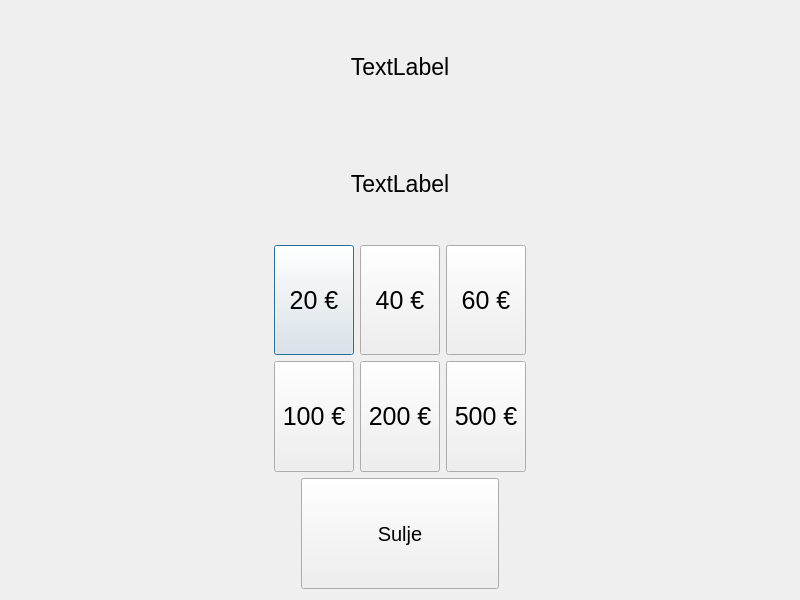
Qt form qt_frontend/banksimul35/nosto.ui (PauliRekila/Banksimul) before a commit.
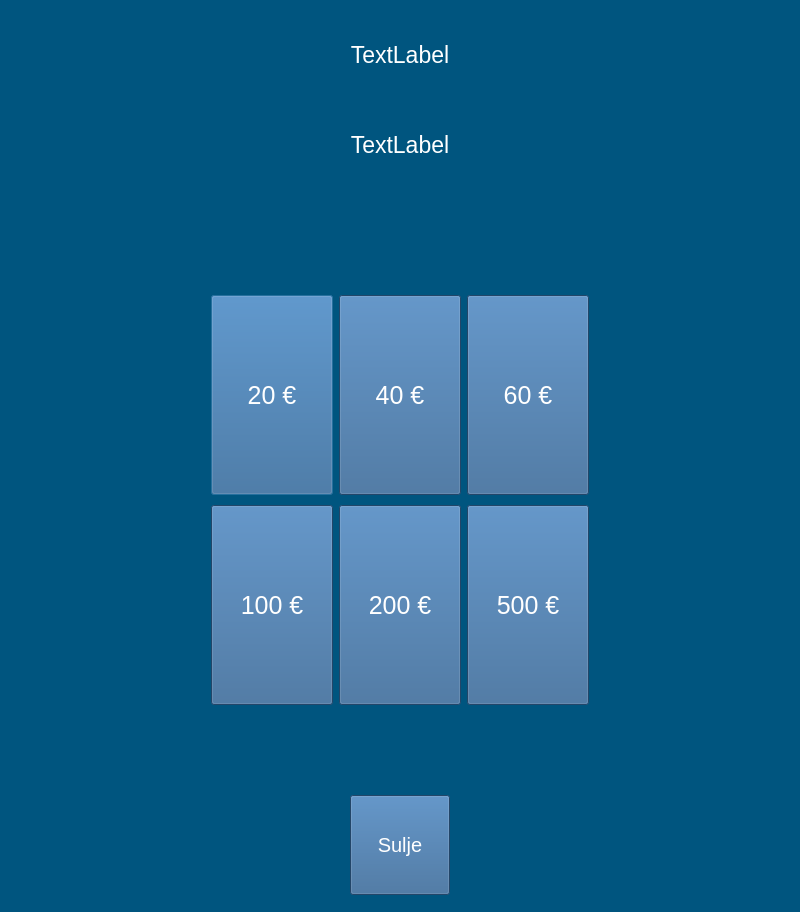
The same form after that commit.

What changed in the file:
```diff
--- a/qt_frontend/banksimul35/nosto.ui
+++ b/qt_frontend/banksimul35/nosto.ui
@@ -7,22 +7,40 @@
     <x>0</x>
     <y>0</y>
     <width>800</width>
-    <height>600</height>
+    <height>912</height>
    </rect>
   </property>
   <property name="windowTitle">
    <string>Dialog</string>
   </property>
+  <property name="styleSheet">
+   <string notr="true">background-color: rgb(0, 85, 127);</string>
+  </property>
   <layout class="QHBoxLayout" name="horizontalLayout_4">
    <item>
     <layout class="QVBoxLayout" name="verticalLayout">
      <item>
       <widget class="QLabel" name="label_tiedot">
+       <property name="sizePolicy">
+        <sizepolicy hsizetype="Expanding" vsizetype="Fixed">
+         <horstretch>0</horstretch>
+         <verstretch>0</verstretch>
+        </sizepolicy>
+       </property>
+       <property name="minimumSize">
+        <size>
+         <width>0</width>
+         <height>80</height>
+        </size>
+       </property>
        <property name="font">
         <font>
          <pointsize>17</pointsize>
         </font>
        </property>
+       <property name="styleSheet">
+        <string notr="true">color: rgb(255, 255, 255);</string>
+       </property>
        <property name="text">
         <string>TextLabel</string>
        </property>
@@ -33,11 +51,26 @@
      </item>
      <item>
       <widget class="QLabel" name="label_saldo">
+       <property name="sizePolicy">
+        <sizepolicy hsizetype="Expanding" vsizetype="Fixed">
+         <horstretch>0</horstretch>
+         <verstretch>0</verstretch>
+        </sizepolicy>
+       </property>
+       <property name="minimumSize">
+        <size>
+         <width>0</width>
+         <height>80</height>
+        </size>
+       </property>
        <property name="font">
         <font>
          <pointsize>17</pointsize>
         </font>
        </property>
+       <property name="styleSheet">
+        <string notr="true">color: rgb(255, 255, 255);</string>
+       </property>
        <property name="text">
         <string>TextLabel</string>
        </property>
@@ -46,6 +79,22 @@
        </property>
       </widget>
      </item>
+     <item>
+      <spacer name="verticalSpacer_2">
+       <property name="orientation">
+        <enum>Qt::Vertical</enum>
+       </property>
+       <property name="sizeType">
+        <enum>QSizePolicy::Fixed</enum>
+       </property>
+       <property name="sizeHint" stdset="0">
+        <size>
+         <width>20</width>
+         <height>100</height>
+        </size>
+       </property>
+      </spacer>
+     </item>
      <item>
       <layout class="QHBoxLayout" name="horizontalLayout">
        <item>
@@ -58,7 +107,7 @@
          </property>
          <property name="sizeHint" stdset="0">
           <size>
-           <width>80</width>
+           <width>200</width>
            <height>20</height>
           </size>
          </property>
@@ -67,16 +116,26 @@
        <item>
         <widget class="QPushButton" name="b_20">
          <property name="sizePolicy">
-          <sizepolicy hsizetype="Minimum" vsizetype="Minimum">
+          <sizepolicy hsizetype="MinimumExpanding" vsizetype="Fixed">
            <horstretch>0</horstretch>
            <verstretch>0</verstretch>
           </sizepolicy>
          </property>
+         <property name="minimumSize">
+          <size>
+           <width>0</width>
+           <height>200</height>
+          </size>
+         </property>
          <property name="font">
           <font>
            <pointsize>19</pointsize>
           </font>
          </property>
+         <property name="styleSheet">
+          <string notr="true">color: rgb(255, 255, 255);
+background-color: rgb(49, 98, 147);</string>
+         </property>
          <property name="text">
           <string>20 €</string>
          </property>
@@ -85,16 +144,26 @@
        <item>
         <widget class="QPushButton" name="b_40">
          <property name="sizePolicy">
-          <sizepolicy hsizetype="Minimum" vsizetype="Minimum">
+          <sizepolicy hsizetype="MinimumExpanding" vsizetype="Fixed">
            <horstretch>0</horstretch>
            <verstretch>0</verstretch>
           </sizepolicy>
          </property>
+         <property name="minimumSize">
+          <size>
+           <width>0</width>
+           <height>200</height>
+          </size>
+         </property>
          <property name="font">
           <font>
            <pointsize>19</pointsize>
           </font>
          </property>
+         <property name="styleSheet">
+          <string notr="true">color: rgb(255, 255, 255);
+background-color: rgb(49, 98, 147);</string>
+         </property>
          <property name="text">
           <string>40 €</string>
          </property>
@@ -103,16 +172,26 @@
        <item>
         <widget class="QPushButton" name="b_60">
          <property name="sizePolicy">
-          <sizepolicy hsizetype="Minimum" vsizetype="Minimum">
+          <sizepolicy hsizetype="MinimumExpanding" vsizetype="Fixed">
            <horstretch>0</horstretch>
            <verstretch>0</verstretch>
           </sizepolicy>
          </property>
+         <property name="minimumSize">
+          <size>
+           <width>0</width>
+           <height>200</height>
+          </size>
+         </property>
          <property name="font">
           <font>
            <pointsize>19</pointsize>
           </font>
          </property>
+         <property name="styleSheet">
+          <string notr="true">color: rgb(255, 255, 255);
+background-color: rgb(49, 98, 147);</string>
+         </property>
          <property name="text">
           <string>60 €</string>
          </property>
@@ -128,7 +207,7 @@
          </property>
          <property name="sizeHint" stdset="0">
           <size>
-           <width>80</width>
+           <width>200</width>
            <height>20</height>
           </size>
          </property>
@@ -148,7 +227,7 @@
          </property>
          <property name="sizeHint" stdset="0">
           <size>
-           <width>80</width>
+           <width>200</width>
            <height>20</height>
           </size>
          </property>
@@ -157,16 +236,26 @@
        <item>
         <widget class="QPushButton" name="b_100">
          <property name="sizePolicy">
-          <sizepolicy hsizetype="Minimum" vsizetype="Minimum">
+          <sizepolicy hsizetype="MinimumExpanding" vsizetype="Fixed">
            <horstretch>0</horstretch>
            <verstretch>0</verstretch>
           </sizepolicy>
          </property>
+         <property name="minimumSize">
+          <size>
+           <width>0</width>
+           <height>200</height>
+          </size>
+         </property>
          <property name="font">
           <font>
            <pointsize>19</pointsize>
           </font>
          </property>
+         <property name="styleSheet">
+          <string notr="true">color: rgb(255, 255, 255);
+background-color: rgb(49, 98, 147);</string>
+         </property>
          <property name="text">
           <string>100 €</string>
          </property>
@@ -175,16 +264,26 @@
        <item>
         <widget class="QPushButton" name="b_200">
          <property name="sizePolicy">
-          <sizepolicy hsizetype="Minimum" vsizetype="Minimum">
+          <sizepolicy hsizetype="MinimumExpanding" vsizetype="Fixed">
            <horstretch>0</horstretch>
            <verstretch>0</verstretch>
           </sizepolicy>
          </property>
+         <property name="minimumSize">
+          <size>
+           <width>0</width>
+           <height>200</height>
+          </size>
+         </property>
          <property name="font">
           <font>
            <pointsize>19</pointsize>
           </font>
          </property>
+         <property name="styleSheet">
+          <string notr="true">color: rgb(255, 255, 255);
+background-color: rgb(49, 98, 147);</string>
+         </property>
          <property name="text">
           <string>200 €</string>
          </property>
@@ -193,16 +292,26 @@
        <item>
         <widget class="QPushButton" name="b_500">
          <property name="sizePolicy">
-          <sizepolicy hsizetype="Minimum" vsizetype="Minimum">
+          <sizepolicy hsizetype="MinimumExpanding" vsizetype="Fixed">
            <horstretch>0</horstretch>
            <verstretch>0</verstretch>
           </sizepolicy>
          </property>
+         <property name="minimumSize">
+          <size>
+           <width>0</width>
+           <height>200</height>
+          </size>
+         </property>
          <property name="font">
           <font>
            <pointsize>19</pointsize>
           </font>
          </property>
+         <property name="styleSheet">
+          <string notr="true">color: rgb(255, 255, 255);
+background-color: rgb(49, 98, 147);</string>
+         </property>
          <property name="text">
           <string>500 €</string>
          </property>
@@ -218,7 +327,7 @@
          </property>
          <property name="sizeHint" stdset="0">
           <size>
-           <width>80</width>
+           <width>200</width>
            <height>20</height>
           </size>
          </property>
@@ -226,20 +335,36 @@
        </item>
       </layout>
      </item>
+     <item>
+      <spacer name="verticalSpacer">
+       <property name="orientation">
+        <enum>Qt::Vertical</enum>
+       </property>
+       <property name="sizeType">
+        <enum>QSizePolicy::Fixed</enum>
+       </property>
+       <property name="sizeHint" stdset="0">
+        <size>
+         <width>20</width>
+         <height>80</height>
+        </size>
+       </property>
+      </spacer>
+     </item>
      <item>
       <layout class="QHBoxLayout" name="horizontalLayout_3">
        <item>
         <widget class="QPushButton" name="b_sulje">
          <property name="sizePolicy">
-          <sizepolicy hsizetype="Fixed" vsizetype="Minimum">
+          <sizepolicy hsizetype="Fixed" vsizetype="Fixed">
            <horstretch>0</horstretch>
            <verstretch>0</verstretch>
           </sizepolicy>
          </property>
          <property name="minimumSize">
           <size>
-           <width>198</width>
-           <height>0</height>
+           <width>100</width>
+           <height>100</height>
           </size>
          </property>
          <property name="font">
@@ -247,6 +372,10 @@
            <pointsize>15</pointsize>
           </font>
          </property>
+         <property name="styleSheet">
+          <string notr="true">color: rgb(255, 255, 255);
+background-color: rgb(49, 98, 147);</string>
+         </property>
          <property name="text">
           <string>Sulje</string>
          </property>
```
